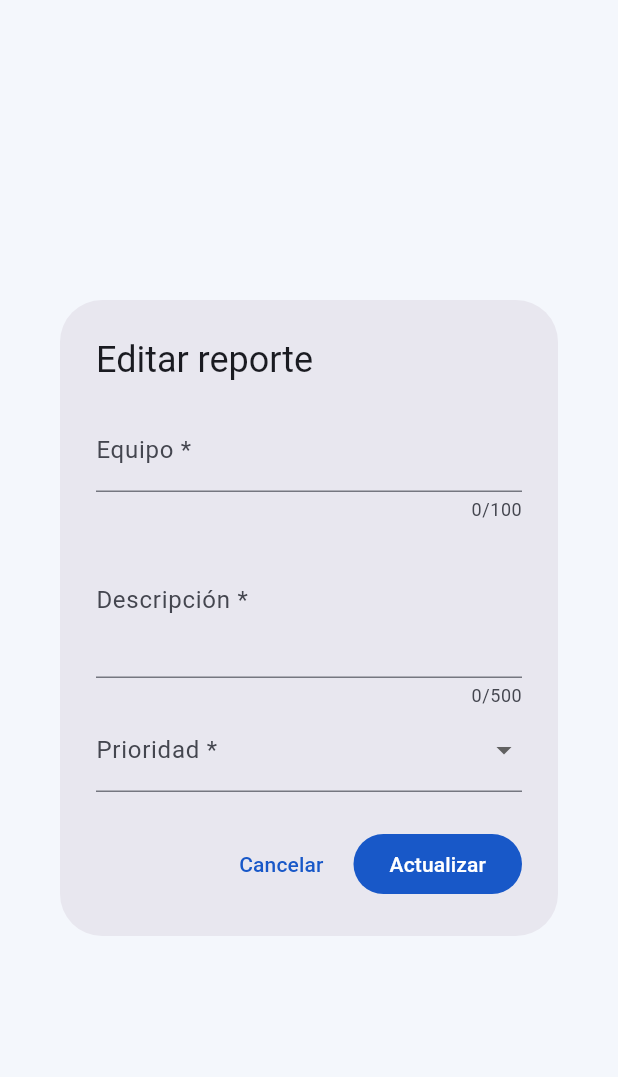
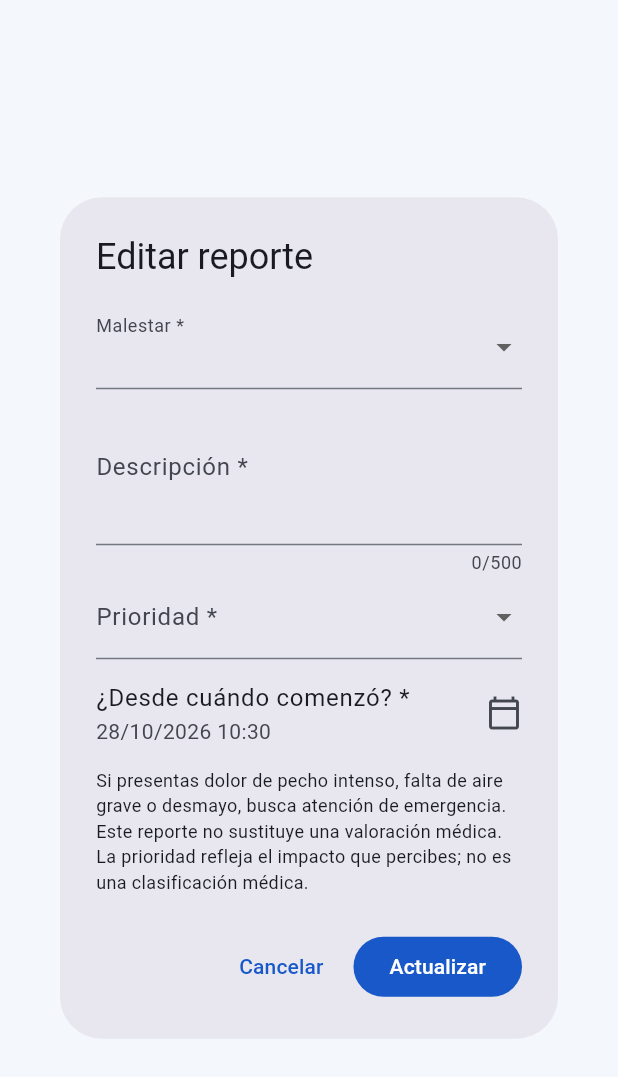
Before and after one commit to vic0192/app-movil-integral, a Flutter app: the _ReportFormDialog widget shown alone on an empty page, opened directly with empty values, on a phone screen of 412 x 824 dp. Shown: the top 1077 px of the screen. Run offline on Flutter 3.47's test engine with Material 3 defaults, Android fonts, the phone set to English and light mode, and no system bars; our stand-ins replace device_info_plus, flutter_blue_plus, flutter_local_notifications, flutter_secure_storage, flutter_timezone, permission_handler and 2 more; accounts and stored records are empty; network calls fail.

Commit message:
Fix Supabase report sessions and symptom form
Co-authored-by: Copilot <223556219+Copilot@users.noreply.github.com>

```diff
--- a/lib/bio_medica_app.dart
+++ b/lib/bio_medica_app.dart
@@ -88,6 +88,7 @@ class _BioMedicaAppState extends State<BioMedicaApp> {
       return PatientShell(
         patientName: profile.displayName,
         patientEmail: profile.email,
+        chronicConditions: profile.chronicConditions,
         onSignOut: _signOut,
       );
     }
--- a/lib/models/health_report.dart
+++ b/lib/models/health_report.dart
@@ -9,6 +9,9 @@ class HealthReport {
     required this.createdAt,
     required this.updatedAt,
     this.pendingSync = false,
+    this.malestar,
+    this.otherMalestar,
+    this.onsetAt,
   });
 
   final String id;
@@ -18,27 +21,40 @@ class HealthReport {
   final DateTime createdAt;
   final DateTime updatedAt;
   final bool pendingSync;
+  final String? malestar;
+  final String? otherMalestar;
+  final DateTime? onsetAt;
 
   factory HealthReport.fromJson(Map<String, dynamic> data) {
     final id = data['id'];
     final equipment = data['equipment'];
+    final malestar = data['malestar'];
+    final otherMalestar = data['otherMalestar'];
+    final onsetAt = data['onsetAt'];
     final description = data['description'];
     final priority = data['priority'];
     final createdAt = data['createdAt'] ?? data['created_at'];
     final updatedAt = data['updatedAt'] ?? data['updated_at'];
     if (id is! String ||
-        equipment is! String ||
+        (equipment is! String && malestar is! String) ||
         description is! String ||
         priority is! String) {
       throw const FormatException('La API devolvió un reporte inválido.');
     }
     return HealthReport(
       id: id,
-      equipment: equipment,
+      equipment: equipment is String ? equipment : malestar as String,
       description: description,
       priority: priority,
       createdAt: _dateTime(createdAt),
       updatedAt: _dateTime(updatedAt),
+      malestar: malestar is String
+          ? malestar
+          : equipment is String
+          ? equipment
+          : null,
+      otherMalestar: otherMalestar is String ? otherMalestar : null,
+      onsetAt: onsetAt == null ? null : _dateTime(onsetAt),
     );
   }
 
@@ -55,19 +71,41 @@ class HealthReportDraft {
     required this.equipment,
     required this.description,
     required this.priority,
+    this.malestar,
+    this.otherMalestar,
+    this.onsetAt,
   });
 
   final String id;
   final String equipment;
   final String description;
   final String priority;
+  final String? malestar;
+  final String? otherMalestar;
+  final DateTime? onsetAt;
 }
 
 class HealthReportValidation {
   static const maxIdLength = 100;
   static const maxEquipmentLength = 100;
   static const maxDescriptionLength = 500;
+  static const maxMalestarLength = 100;
   static const priorities = ['Baja', 'Media', 'Alta'];
+  static const malestares = [
+    'Dolor de cabeza',
+    'Mareo',
+    'Falta de aire',
+    'Tos',
+    'Dolor en el pecho',
+    'Palpitaciones',
+    'Fiebre',
+    'Náusea',
+    'Cansancio',
+    'Dolor articular',
+    'Hinchazón',
+    'Cambios en la visión',
+    'Otro',
+  ];
 
   static String? id(String? value) {
     final normalized = value?.trim() ?? '';
@@ -81,6 +119,21 @@ class HealthReportValidation {
 
   static String? equipment(String? value) =>
       _requiredText(value, 'el equipo', maxEquipmentLength);
+
+  static String? malestar(String? value) =>
+      _requiredText(value, 'el malestar', maxMalestarLength);
+
+  static String? otherMalestar(String? value, String? selected) {
+    if (selected != 'Otro') return null;
+    return _requiredText(value, 'el otro malestar', maxMalestarLength);
+  }
+
+  static String? onsetAt(DateTime value, {DateTime? now}) {
+    if (value.isAfter(now ?? DateTime.now())) {
+      return 'La fecha de inicio no puede estar en el futuro.';
+    }
+    return null;
+  }
 
   static String? description(String? value) =>
       _requiredText(value, 'la descripción', maxDescriptionLength);
--- a/lib/screens/reports_screen.dart
+++ b/lib/screens/reports_screen.dart
@@ -3,14 +3,19 @@ import 'package:flutter/services.dart';
 
 import '../bio_medica_colors.dart';
 import '../data/api_report_repository.dart';
-import '../data/report_repository.dart';
 import '../models/app_user_profile.dart';
 import '../models/health_report.dart';
 
 class ReportsScreen extends StatefulWidget {
-  const ReportsScreen({super.key, required this.patientName, this.repository});
+  const ReportsScreen({
+    super.key,
+    required this.patientName,
+    this.chronicConditions = const [],
+    this.repository,
+  });
 
   final String patientName;
+  final List<String> chronicConditions;
   final ReportRepository? repository;
 
   @override
@@ -56,7 +61,10 @@ class _ReportsScreenState extends State<ReportsScreen> {
   Future<void> _openForm([HealthReport? report]) async {
     final draft = await showDialog<HealthReportDraft>(
       context: context,
-      builder: (_) => _ReportFormDialog(report: report),
+      builder: (_) => _ReportFormDialog(
+        report: report,
+        chronicConditions: widget.chronicConditions,
+      ),
     );
     if (draft == null || !mounted) return;
 
@@ -142,7 +150,7 @@ class _ReportsScreenState extends State<ReportsScreen> {
                 crossAxisAlignment: CrossAxisAlignment.start,
                 children: [
                   const Text(
-                    'Reportes de equipo',
+                    'Reportes de salud',
                     style: TextStyle(
                       color: BioMedicaColors.ink,
                       fontSize: 24,
@@ -359,7 +367,9 @@ class _ReportsScreenState extends State<ReportsScreen> {
                 ),
               ),
               Text(
-                report.equipment,
+                report.otherMalestar?.isNotEmpty == true
+                    ? '${report.malestar ?? report.equipment}: ${report.otherMalestar}'
+                    : report.malestar ?? report.equipment,
                 style: const TextStyle(
                   color: BioMedicaColors.ink,
                   fontWeight: FontWeight.w700,
@@ -382,6 +392,14 @@ class _ReportsScreenState extends State<ReportsScreen> {
                   fontSize: 11,
                 ),
               ),
+              if (report.onsetAt != null)
+                Text(
+                  'Inicio: ${_formatDate(report.onsetAt!)}',
+                  style: const TextStyle(
+                    color: BioMedicaColors.muted,
+                    fontSize: 11,
+                  ),
+                ),
             ],
           ),
         ),
@@ -437,9 +455,13 @@ class _ReportsScreenState extends State<ReportsScreen> {
 }
 
 class _ReportFormDialog extends StatefulWidget {
-  const _ReportFormDialog({required this.report});
+  const _ReportFormDialog({
+    required this.report,
+    required this.chronicConditions,
+  });
 
   final HealthReport? report;
+  final List<String> chronicConditions;
 
   @override
   State<_ReportFormDialog> createState() => _ReportFormDialogState();
@@ -447,32 +469,121 @@ class _ReportFormDialog extends StatefulWidget {
 
 class _ReportFormDialogState extends State<_ReportFormDialog> {
   final _formKey = GlobalKey<FormState>();
-  late final _id = TextEditingController(text: widget.report?.id ?? '');
-  late final _equipment = TextEditingController(
-    text: widget.report?.equipment ?? '',
+  late final _otherMalestar = TextEditingController(
+    text: widget.report?.otherMalestar ?? '',
   );
   late final _description = TextEditingController(
     text: widget.report?.description ?? '',
   );
+  late String _malestar = widget.report?.malestar ??
+      widget.report?.equipment ??
+      'Fiebre';
   late String _priority = widget.report?.priority ?? 'Media';
+  late DateTime _onsetAt = widget.report?.onsetAt ?? DateTime.now();
 
   @override
   void dispose() {
-    _id.dispose();
-    _equipment.dispose();
+    _otherMalestar.dispose();
     _description.dispose();
     super.dispose();
   }
 
+  List<String> get _malestarOptions {
+    final options = <String>{};
+    for (final condition in widget.chronicConditions) {
+      options.addAll(_conditionMalestares[condition] ?? const []);
+    }
+    if (options.isEmpty) options.addAll(HealthReportValidation.malestares);
+    options.add('Otro');
+    final current = widget.report?.malestar ?? widget.report?.equipment;
+    if (current != null) options.add(current);
+    return options.toList(growable: false);
+  }
+
+  static const _conditionMalestares = <String, List<String>>{
+    'Hipertensión arterial': [
+      'Dolor de cabeza',
+      'Mareo',
+      'Palpitaciones',
+      'Hinchazón',
+    ],
+    'Diabetes tipo 2': [
+      'Cansancio',
+      'Cambios en la visión',
+      'Mareo',
+      'Náusea',
+      'Hormigueo o entumecimiento',
+    ],
+    'Asma': ['Falta de aire', 'Tos', 'Opresión en el pecho'],
+    'Enfermedad cardiovascular': [
+      'Falta de aire',
+      'Dolor en el pecho',
+      'Palpitaciones',
+      'Hinchazón',
+      'Mareo',
+    ],
+    'Enfermedad renal crónica': [
+      'Hinchazón',
+      'Cansancio',
+      'Náusea',
+      'Cambios al orinar',
+    ],
+    'Enfermedad tiroidea': [
+      'Cansancio',
+      'Palpitaciones',
+      'Mareo',
+      'Cambios en la visión',
+    ],
+    'EPOC': ['Falta de aire', 'Tos', 'Opresión en el pecho'],
+    'Artritis': ['Dolor articular', 'Hinchazón', 'Rigidez'],
+    'Cáncer': ['Dolor', 'Fiebre', 'Náusea', 'Cansancio'],
+    'Colesterol alto': [],
+  };
+
+  Future<void> _selectOnset() async {
+    final now = DateTime.now();
+    final date = await showDatePicker(
+      context: context,
+      initialDate: _onsetAt,
+      firstDate: DateTime(2000),
+      lastDate: now,
+    );
+    if (date == null || !mounted) return;
+    final time = await showTimePicker(
+      context: context,
+      initialTime: TimeOfDay.fromDateTime(_onsetAt),
+    );
+    if (time == null || !mounted) return;
+    setState(() {
+      _onsetAt = DateTime(
+        date.year,
+        date.month,
+        date.day,
+        time.hour,
+        time.minute,
+      );
+    });
+  }
+
   void _submit() {
+    final onsetError = HealthReportValidation.onsetAt(_onsetAt);
+    if (onsetError != null) {
+      ScaffoldMessenger.of(context).showSnackBar(
+        SnackBar(content: Text(onsetError)),
+      );
+      return;
+    }
     if (!_formKey.currentState!.validate()) return;
     Navigator.pop(
       context,
       HealthReportDraft(
-        id: _id.text.trim(),
-        equipment: _equipment.text.trim(),
+        id: widget.report?.id ?? '',
+        equipment: _malestar,
         description: _description.text.trim(),
         priority: _priority,
+        malestar: _malestar,
+        otherMalestar: _malestar == 'Otro' ? _otherMalestar.text.trim() : null,
+        onsetAt: _onsetAt,
       ),
     );
   }
@@ -489,24 +600,43 @@ class _ReportFormDialogState extends State<_ReportFormDialog> {
             mainAxisSize: MainAxisSize.min,
             children: [
               if (widget.report == null)
+                const ListTile(
+                  contentPadding: EdgeInsets.zero,
+                  leading: Icon(Icons.tag),
+                  title: Text('ID automático'),
+                  subtitle: Text('Se asignará al guardar el reporte.'),
+                ),
+              DropdownButtonFormField<String>(
+                key: const ValueKey('reportMalestar'),
+                initialValue: _malestarOptions.contains(_malestar)
+                    ? _malestar
+                    : _malestarOptions.first,
+                decoration: const InputDecoration(labelText: 'Malestar *'),
+                items: _malestarOptions
+                    .map(
+                      (malestar) => DropdownMenuItem(
+                        value: malestar,
+                        child: Text(malestar),
+                      ),
+                    )
+                    .toList(),
+                onChanged: (value) {
+                  if (value != null) setState(() => _malestar = value);
+                },
+              ),
+              if (_malestar == 'Otro')
                 TextFormField(
-                  key: const ValueKey('reportId'),
-                  controller: _id,
+                  key: const ValueKey('reportOtherMalestar'),
+                  controller: _otherMalestar,
                   decoration: const InputDecoration(
-                    labelText: 'ID (opcional, por ejemplo REP001)',
+                    labelText: 'Especifica otro malestar *',
                   ),
-                  maxLength: HealthReportValidation.maxIdLength,
-                  validator: (value) {
-                    return HealthReportValidation.id(value);
-                  },
+                  maxLength: HealthReportValidation.maxMalestarLength,
+                  validator: (value) => HealthReportValidation.otherMalestar(
+                    value,
+                    _malestar,
+                  ),
                 ),
-              TextFormField(
-                key: const ValueKey('reportEquipment'),
-                controller: _equipment,
-                decoration: const InputDecoration(labelText: 'Equipo *'),
-                maxLength: HealthReportValidation.maxEquipmentLength,
-                validator: HealthReportValidation.equipment,
-              ),
               TextFormField(
                 key: const ValueKey('reportDescription'),
                 controller: _description,
@@ -531,6 +661,22 @@ class _ReportFormDialogState extends State<_ReportFormDialog> {
                   if (priority != null) setState(() => _priority = priority);
                 },
               ),
+              ListTile(
+                key: const ValueKey('reportOnsetAt'),
+                contentPadding: EdgeInsets.zero,
+                title: const Text('¿Desde cuándo comenzó? *'),
+                subtitle: Text(_formatOnset(_onsetAt)),
+                trailing: const Icon(Icons.calendar_today_outlined),
+                onTap: _selectOnset,
+              ),
+              const Text(
+                'Si presentas dolor de pecho intenso, falta de aire grave o desmayo, busca atención de emergencia. Este reporte no sustituye una valoración médica.',
+                style: TextStyle(fontSize: 12),
+              ),
+              const Text(
+                'La prioridad refleja el impacto que percibes; no es una clasificación médica.',
+                style: TextStyle(fontSize: 12),
+              ),
             ],
           ),
         ),
@@ -547,4 +693,13 @@ class _ReportFormDialogState extends State<_ReportFormDialog> {
       ),
     ],
   );
+
+  String _formatOnset(DateTime date) {
+    final local = date.toLocal();
+    final day = local.day.toString().padLeft(2, '0');
+    final month = local.month.toString().padLeft(2, '0');
+    final hour = local.hour.toString().padLeft(2, '0');
+    final minute = local.minute.toString().padLeft(2, '0');
+    return '$day/$month/${local.year} $hour:$minute';
+  }
 }
```
Also changed, not shown: lib/data/api_report_repository.dart (+49 -10 lines), lib/data/core_api_client.dart (+11 -4 lines), lib/screens/patient_shell.dart (+6 -1 lines), 5 other files.
